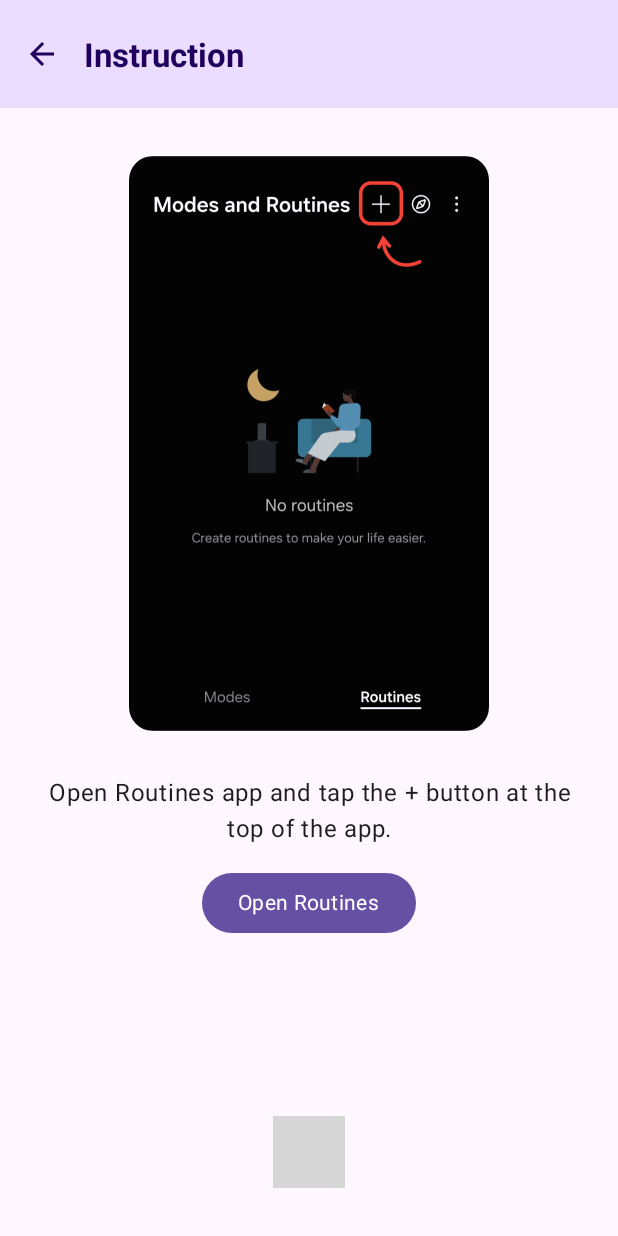
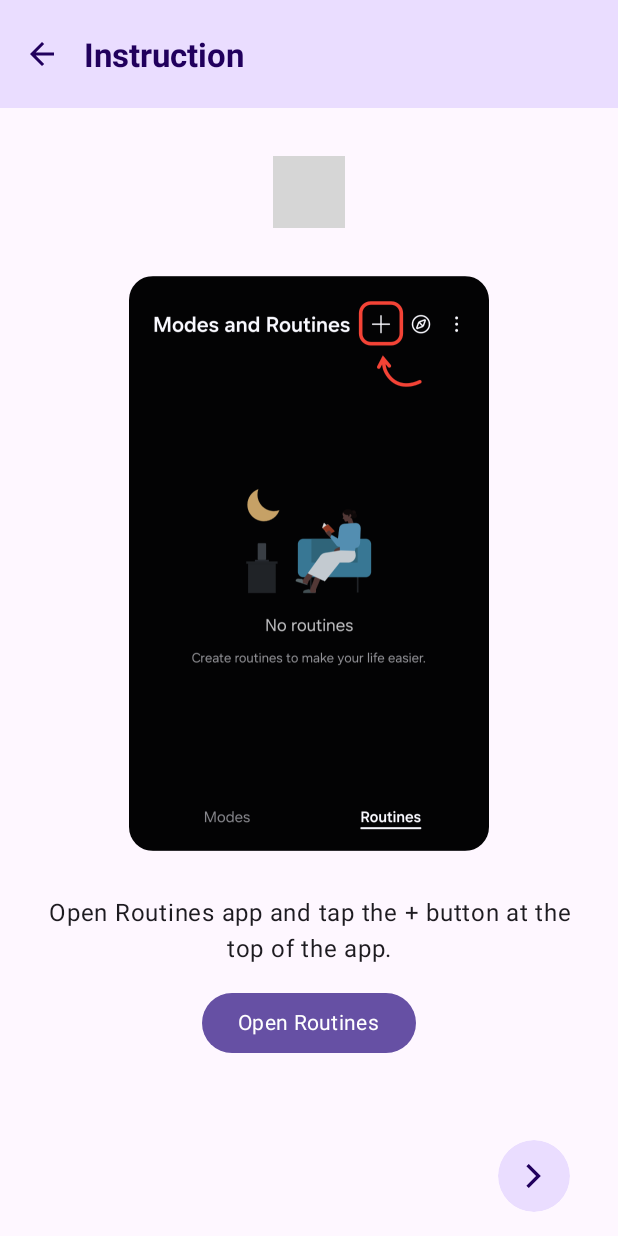
Before and after one commit to akexorcist/flip-and-fold-counter, an Android app built with Jetpack Compose: the @Preview function InstructionScreenPreview, on a phone screen of 412 x 824 dp. Run offline under Robolectric (Android 15) with nearby library versions, the phone set to English and light mode, and no system bars; our stand-ins replace Navigation 3; libraries missing offline, so code that uses them is left out: mx.platacard.pagerindicator; 2 statements that could not run were skipped; grey boxes are pictures that could not be loaded.

Commit message:
feat: add pager navigation button

```diff
--- a/app/src/main/java/dev/akexorcist/flipfoldcounter/ui/component/AppCard.kt
+++ b/app/src/main/java/dev/akexorcist/flipfoldcounter/ui/component/AppCard.kt
@@ -41,7 +41,7 @@ fun AppCard(
 private fun AppCardPreview() {
     FlipFoldCounterTheme {
         AppCard {
-            Text(stringResource(R.string.preview_hello_world))
+            Text(stringResource(R.string.app_name))
         }
     }
 }
--- /dev/null
+++ b/app/src/main/java/dev/akexorcist/flipfoldcounter/ui/component/Button.kt
@@ -0,0 +1,15 @@
+package dev.akexorcist.flipfoldcounter.ui.component
+
+import androidx.compose.material3.IconButtonDefaults
+import androidx.compose.material3.MaterialTheme
+import androidx.compose.runtime.Composable
+
+object Buttons {
+    @Composable
+    fun filledIconButton() = IconButtonDefaults.filledIconButtonColors(
+        containerColor = MaterialTheme.colorScheme.primaryContainer,
+        contentColor = MaterialTheme.colorScheme.onPrimaryContainer,
+        disabledContainerColor = MaterialTheme.colorScheme.surfaceContainer,
+        disabledContentColor = MaterialTheme.colorScheme.surface,
+    )
+}
--- a/app/src/main/java/dev/akexorcist/flipfoldcounter/ui/instruction/InstructionScreen.kt
+++ b/app/src/main/java/dev/akexorcist/flipfoldcounter/ui/instruction/InstructionScreen.kt
@@ -8,12 +8,15 @@ import androidx.compose.foundation.ExperimentalFoundationApi
 import androidx.compose.foundation.Image
 import androidx.compose.foundation.background
 import androidx.compose.foundation.layout.Column
+import androidx.compose.foundation.layout.Row
 import androidx.compose.foundation.layout.Spacer
 import androidx.compose.foundation.layout.fillMaxSize
 import androidx.compose.foundation.layout.fillMaxWidth
 import androidx.compose.foundation.layout.height
+import androidx.compose.foundation.layout.navigationBarsPadding
 import androidx.compose.foundation.layout.offset
 import androidx.compose.foundation.layout.padding
+import androidx.compose.foundation.layout.size
 import androidx.compose.foundation.layout.width
 import androidx.compose.foundation.pager.HorizontalPager
 import androidx.compose.foundation.pager.rememberPagerState
@@ -45,6 +48,7 @@ import androidx.compose.ui.tooling.preview.Preview
 import androidx.compose.ui.unit.dp
 import androidx.navigation3.runtime.NavBackStack
 import dev.akexorcist.flipfoldcounter.R
+import dev.akexorcist.flipfoldcounter.ui.component.Buttons
 import dev.akexorcist.flipfoldcounter.ui.theme.FlipFoldCounterTheme
 import kotlinx.coroutines.launch
 import mx.platacard.pagerindicator.PagerIndicatorOrientation
@@ -58,7 +62,7 @@ fun InstructionRoute(backStack: NavBackStack) {
 
     InstructionScreen(
         snackbarHostState = snackbarHostState,
-        onBackClick = { backStack.removeLastOrNull() },
+        onCloseClick = { backStack.removeLastOrNull() },
         onBottomAction = { action ->
             when (action) {
                 Action.OpenRoutines -> {
@@ -90,34 +94,38 @@ fun InstructionRoute(backStack: NavBackStack) {
 @Composable
 private fun InstructionScreen(
     snackbarHostState: SnackbarHostState,
-    onBackClick: () -> Unit,
+    onCloseClick: () -> Unit,
     onBottomAction: (Action) -> Unit,
 ) {
+    val coroutineScope = rememberCoroutineScope()
     val pagerState = rememberPagerState(pageCount = { instructionItems.size })
     Scaffold(
         snackbarHost = { SnackbarHost(snackbarHostState) },
         topBar = {
             InstructionTopBar(
-                onBackClick = onBackClick,
+                onBackClick = onCloseClick,
             )
         },
         bottomBar = {
-            Column(
-                modifier = Modifier
-                    .fillMaxWidth()
-                    .background(MaterialTheme.colorScheme.surface),
-                horizontalAlignment = Alignment.CenterHorizontally,
-            ) {
-                Spacer(Modifier.height(16.dp))
-                PagerWormIndicator(
-                    pagerState = pagerState,
-                    activeDotColor = MaterialTheme.colorScheme.primary,
-                    dotColor = MaterialTheme.colorScheme.primaryContainer,
-                    dotCount = 6,
-                    orientation = PagerIndicatorOrientation.Horizontal
-                )
-                Spacer(Modifier.height(32.dp))
-            }
+            InstructionBottomBar(
+                currentPageIndex = pagerState.currentPage,
+                lastPageIndex = instructionItems.lastIndex,
+                onCloseClick = onCloseClick,
+                onPreviousClick = {
+                    coroutineScope.launch {
+                        pagerState.animateScrollToPage(
+                            (pagerState.currentPage - 1).coerceAtMost(instructionItems.lastIndex)
+                        )
+                    }
+                },
+                onNextClick = {
+                    coroutineScope.launch {
+                        pagerState.animateScrollToPage(
+                            (pagerState.currentPage + 1).coerceAtLeast(0)
+                        )
+                    }
+                },
+            )
         }
     ) { innerPadding ->
         Column(
@@ -126,6 +134,14 @@ private fun InstructionScreen(
                 .padding(innerPadding),
             horizontalAlignment = Alignment.CenterHorizontally,
         ) {
+            Spacer(Modifier.height(32.dp))
+            PagerWormIndicator(
+                pagerState = pagerState,
+                activeDotColor = MaterialTheme.colorScheme.primary,
+                dotColor = MaterialTheme.colorScheme.primaryContainer,
+                dotCount = 6,
+                orientation = PagerIndicatorOrientation.Horizontal
+            )
             Spacer(Modifier.height(32.dp))
             HorizontalPager(
                 modifier = Modifier.fillMaxSize(),
@@ -138,6 +154,75 @@ private fun InstructionScreen(
                 )
             }
         }
+    }
+}
+
+@Composable
+private fun InstructionBottomBar(
+    currentPageIndex: Int,
+    lastPageIndex: Int,
+    onCloseClick: () -> Unit,
+    onPreviousClick: () -> Unit,
+    onNextClick: () -> Unit,
+) {
+    Column(
+        modifier = Modifier
+            .fillMaxWidth()
+            .navigationBarsPadding()
+            .background(MaterialTheme.colorScheme.surface),
+        horizontalAlignment = Alignment.CenterHorizontally,
+    ) {
+        Spacer(Modifier.height(16.dp))
+        Row(
+            modifier = Modifier
+                .fillMaxWidth()
+                .padding(horizontal = 32.dp)
+        ) {
+            if (currentPageIndex > 0) {
+                IconButton(
+                    modifier = Modifier.size(48.dp),
+                    colors = Buttons.filledIconButton(),
+                    onClick = onPreviousClick,
+                ) {
+                    Icon(
+                        modifier = Modifier.size(32.dp),
+                        painter = painterResource(R.drawable.ic_previous),
+                        contentDescription = stringResource(R.string.content_description_previous),
+                    )
+                }
+            } else {
+                Spacer(Modifier.size(48.dp))
+            }
+            Spacer(Modifier.weight(1f))
+            if (currentPageIndex < lastPageIndex) {
+                IconButton(
+                    modifier = Modifier.size(48.dp),
+                    colors = Buttons.filledIconButton(),
+                    onClick = onNextClick,
+                ) {
+                    Icon(
+                        modifier = Modifier.size(32.dp),
+                        painter = painterResource(R.drawable.ic_next),
+                        contentDescription = stringResource(R.string.content_description_next),
+                    )
+                }
+            } else if (currentPageIndex == lastPageIndex) {
+                IconButton(
+                    modifier = Modifier.size(48.dp),
+                    colors = Buttons.filledIconButton(),
+                    onClick = onCloseClick,
+                ) {
+                    Icon(
+                        modifier = Modifier.size(32.dp),
+                        painter = painterResource(R.drawable.ic_close),
+                        contentDescription = stringResource(R.string.content_description_close),
+                    )
+                }
+            } else {
+                Spacer(Modifier.size(48.dp))
+            }
+        }
+        Spacer(Modifier.height(16.dp))
     }
 }
 
@@ -214,7 +299,7 @@ private fun InstructionScreenPreview() {
     FlipFoldCounterTheme {
         InstructionScreen(
             snackbarHostState = remember { SnackbarHostState() },
-            onBackClick = {},
+            onCloseClick = {},
             onBottomAction = {},
         )
     }
@@ -282,13 +367,5 @@ private val instructionItems = listOf(
     InstructionItem(
         description = R.string.instruction_step_11,
         image = R.drawable.instruction_11,
-        bottomAction = { action ->
-            Button(onClick = { action(Action.Close) }) {
-                Text(
-                    text = stringResource(R.string.instruction_button_close),
-                    style = MaterialTheme.typography.bodyMedium,
-                )
-            }
-        }
     ),
 )
--- /dev/null
+++ b/app/src/main/res/drawable/ic_close.xml
@@ -0,0 +1,9 @@
+<vector xmlns:android="http://schemas.android.com/apk/res/android"
+    android:width="40dp"
+    android:height="40dp"
+    android:viewportWidth="960"
+    android:viewportHeight="960">
+  <path
+      android:pathData="m251.33,755.33 l-46.66,-46.66L433.33,480 204.67,251.33l46.66,-46.66L480,433.33l228.67,-228.66 46.66,46.66L526.67,480l228.66,228.67 -46.66,46.66L480,526.67 251.33,755.33Z"
+      android:fillColor="#000000"/>
+</vector>
```
Also changed, not shown: app/src/main/java/dev/akexorcist/flipfoldcounter/ui/statistics/StatisticsScreen.kt (+3 -12 lines).
